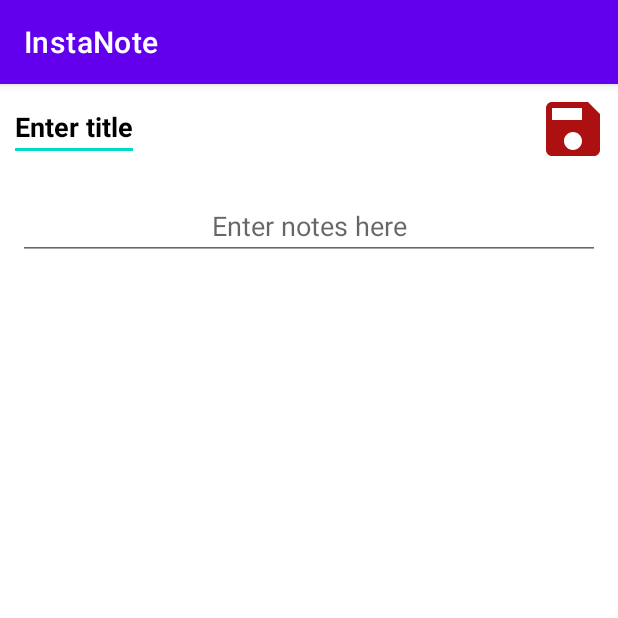
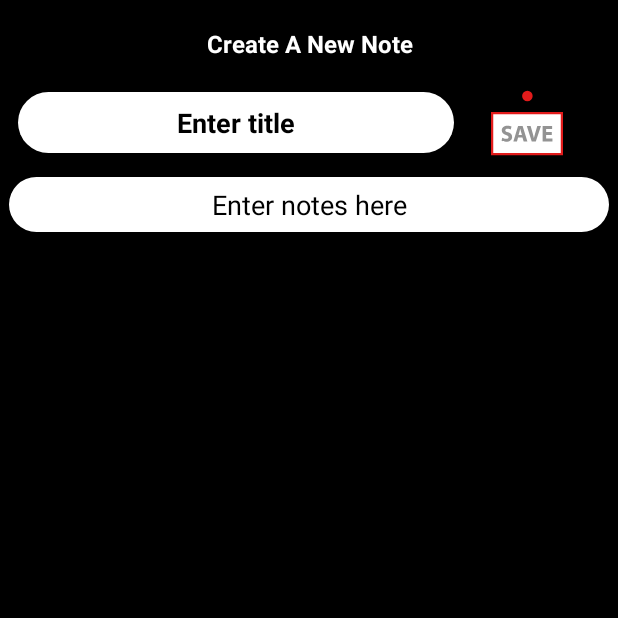
Before and after one commit to animatedAnand/InstaNote, an Android app: the screen it shows after launch (CreateNoteActivity), after a tap on an icon or button, on a phone screen of 412 x 824 dp, the top half of it. Run offline under Robolectric (Android 15) with nearby library versions, the phone set to English and light mode, and no system bars; our stand-ins replace Room's generated code.

Commit message:
UI Enhanced

```diff
--- a/app/src/main/AndroidManifest.xml
+++ b/app/src/main/AndroidManifest.xml
@@ -10,10 +10,10 @@
         android:supportsRtl="true"
         android:theme="@style/Theme.InstaNote">
         <activity
-            android:name=".CreateNoteActivity"
+            android:name=".Activity.CreateNoteActivity"
             android:exported="false" />
         <activity
-            android:name=".MainActivity"
+            android:name=".Activity.MainActivity"
             android:exported="true">
             <intent-filter>
                 <action android:name="android.intent.action.MAIN" />
--- a/app/src/main/java/com/example/instanote/CreateNoteActivity.java
+++ b/app/src/main/java/com/example/instanote/Activity/CreateNoteActivity.java
@@ -1,4 +1,4 @@
-package com.example.instanote;
+package com.example.instanote.Activity;
 
 import androidx.appcompat.app.AppCompatActivity;
 
@@ -24,6 +24,7 @@ public class CreateNoteActivity extends AppCompatActivity {
         super.onCreate(savedInstanceState);
         binder = ActivityCreateNoteBinding.inflate(getLayoutInflater());
         setContentView(binder.getRoot());
+        getSupportActionBar().hide();
         note = new NotesModel();
         try {
             note = (NotesModel) getIntent().getSerializableExtra("old_note");
--- a/app/src/main/java/com/example/instanote/MainActivity.java
+++ b/app/src/main/java/com/example/instanote/Activity/MainActivity.java
@@ -1,11 +1,10 @@
-package com.example.instanote;
+package com.example.instanote.Activity;
 
 import androidx.annotation.Nullable;
 import androidx.appcompat.app.AppCompatActivity;
 import androidx.appcompat.widget.SearchView;
 import androidx.cardview.widget.CardView;
 import androidx.recyclerview.widget.LinearLayoutManager;
-import androidx.recyclerview.widget.RecyclerView;
 import androidx.recyclerview.widget.StaggeredGridLayoutManager;
 
 import android.app.Activity;
@@ -17,9 +16,10 @@ import android.widget.PopupMenu;
 import android.widget.Toast;
 
 import com.example.instanote.Adapter.NotesAdapter;
-import com.example.instanote.Database.MainDAO;
 import com.example.instanote.Database.RoomDB;
 import com.example.instanote.Models.NotesModel;
+import com.example.instanote.Interface.NotesClickListener;
+import com.example.instanote.R;
 import com.example.instanote.databinding.ActivityMainBinding;
 
 import java.util.ArrayList;
@@ -31,11 +31,19 @@ public class MainActivity extends AppCompatActivity implements PopupMenu.OnMenuI
     RoomDB database;
     NotesModel selected_note;
     List<NotesModel> list=new ArrayList<>();
+
+    @Override
+    protected void onResume() {
+        super.onResume();
+        adapter.notifyDataSetChanged();
+    }
+
     @Override
     protected void onCreate(Bundle savedInstanceState) {
         super.onCreate(savedInstanceState);
         binder=ActivityMainBinding.inflate(getLayoutInflater());
         setContentView(binder.getRoot());
+        getSupportActionBar().hide();
 
         database=RoomDB.getInstance(this);
         list= database.mainDAO().getall();
@@ -45,7 +53,7 @@ public class MainActivity extends AppCompatActivity implements PopupMenu.OnMenuI
         binder.fabAddNote.setOnClickListener(new View.OnClickListener() {
             @Override
             public void onClick(View view) {
-                Intent intent=new Intent(MainActivity.this,CreateNoteActivity.class);
+                Intent intent=new Intent(MainActivity.this, CreateNoteActivity.class);
                 startActivityForResult(intent,101);
             }
         });
--- a/app/src/main/java/com/example/instanote/Adapter/NotesAdapter.java
+++ b/app/src/main/java/com/example/instanote/Adapter/NotesAdapter.java
@@ -14,7 +14,7 @@ import androidx.cardview.widget.CardView;
 import androidx.recyclerview.widget.RecyclerView;
 
 import com.example.instanote.Models.NotesModel;
-import com.example.instanote.NotesClickListener;
+import com.example.instanote.Interface.NotesClickListener;
 import com.example.instanote.R;
 
 import java.util.ArrayList;
@@ -79,6 +79,7 @@ public class NotesAdapter extends RecyclerView.Adapter<NotesViewHolder> {
         color_code.add(R.color.color4);
         color_code.add(R.color.color5);
         color_code.add(R.color.color6);
+        color_code.add(R.color.color7);
 
         Random random=new Random();
         int random_color=random.nextInt(color_code.size());
--- a/app/src/main/java/com/example/instanote/NotesClickListener.java
+++ b/app/src/main/java/com/example/instanote/Interface/NotesClickListener.java
@@ -1,4 +1,4 @@
-package com.example.instanote;
+package com.example.instanote.Interface;
 
 import androidx.cardview.widget.CardView;
 
--- a/app/src/main/res/drawable/ic_pin.xml
+++ b/app/src/main/res/drawable/ic_pin.xml
@@ -1,6 +1,9 @@
-<vector android:height="24dp" android:tint="#AD1010"
-    android:viewportHeight="24" android:viewportWidth="24"
-    android:width="24dp" xmlns:android="http://schemas.android.com/apk/res/android">
-    <path android:fillColor="@android:color/white"
-        android:fillType="evenOdd" android:pathData="M16,9V4l1,0c0.55,0 1,-0.45 1,-1v0c0,-0.55 -0.45,-1 -1,-1H7C6.45,2 6,2.45 6,3v0c0,0.55 0.45,1 1,1l1,0v5c0,1.66 -1.34,3 -3,3h0v2h5.97v7l1,1l1,-1v-7H19v-2h0C17.34,12 16,10.66 16,9z"/>
+<vector xmlns:android="http://schemas.android.com/apk/res/android"
+    android:width="24dp"
+    android:height="24dp"
+    android:viewportWidth="24"
+    android:viewportHeight="24">
+  <path
+      android:pathData="M13.5538,2.6623C14.4174,1.8531 15.75,1.8566 16.6089,2.6421L16.7341,2.7658L21.4991,7.8513C21.6191,7.9794 21.7237,8.1211 21.8108,8.2734C22.4005,9.3055 22.0832,10.6078 21.1103,11.2587L20.9736,11.3433L16.0771,14.1413C15.9593,14.2086 15.8626,14.3062 15.7964,14.4232L15.7526,14.5144L13.9505,19.028C13.7641,19.4949 13.1888,19.6418 12.8033,19.3497L12.7237,19.2804L9.486,16.0442L4.5349,21.0033L3.47,21L3.472,19.9449L8.425,14.9832L5.2201,11.7804C4.8645,11.425 4.9564,10.8384 5.3769,10.5992L5.4719,10.5535L9.9672,8.7569C10.0987,8.7044 10.2119,8.616 10.2946,8.5028L10.3506,8.4134L13.1069,3.2454C13.2229,3.0279 13.3739,2.8309 13.5538,2.6623Z"
+      android:fillColor="#212121"/>
 </vector>
--- a/app/src/main/res/drawable/ic_save.xml
+++ b/app/src/main/res/drawable/ic_save.xml
@@ -1,5 +1,11 @@
-<vector android:height="24dp" android:tint="#AD1010"
-    android:viewportHeight="24" android:viewportWidth="24"
-    android:width="24dp" xmlns:android="http://schemas.android.com/apk/res/android">
-    <path android:fillColor="@android:color/white" android:pathData="M17,3L5,3c-1.11,0 -2,0.9 -2,2v14c0,1.1 0.89,2 2,2h14c1.1,0 2,-0.9 2,-2L21,7l-4,-4zM12,19c-1.66,0 -3,-1.34 -3,-3s1.34,-3 3,-3 3,1.34 3,3 -1.34,3 -3,3zM15,9L5,9L5,5h10v4z"/>
+<vector android:height="24dp" android:viewportHeight="512"
+    android:viewportWidth="512" android:width="24dp" xmlns:android="http://schemas.android.com/apk/res/android">
+    <path android:fillColor="#FF000000" android:pathData="M104,198.384l-10.56,-12.032l165.376,-145.032l159.624,145.128l-10.752,11.848l-149.064,-135.536z"/>
+    <path android:fillColor="#E21B1B" android:pathData="M258.72,64.496m-37.48,0a37.48,37.48 0,1 1,74.96 0a37.48,37.48 0,1 1,-74.96 0"/>
+    <path android:fillColor="#FFFFFF" android:pathData="M8,185.216h496v291.744h-496z"/>
+    <path android:fillColor="#E21B1B" android:pathData="M496,193.248v275.736H16V193.248H496M512,177.248H0v307.736h512V177.248L512,177.248z"/>
+    <path android:fillColor="#939393" android:pathData="M80.12,361.648c6.656,3.408 16.872,6.816 27.432,6.816c11.352,0 17.36,-4.712 17.36,-11.856c0,-6.816 -5.192,-10.704 -18.344,-15.424c-18.184,-6.328 -30.024,-16.384 -30.024,-32.296c0,-18.656 15.576,-32.944 41.384,-32.944c12.328,0 21.424,2.6 27.912,5.52l-5.52,19.952c-4.376,-2.104 -12.168,-5.184 -22.872,-5.184c-10.712,0 -15.912,4.864 -15.912,10.544c0,6.976 6.168,10.056 20.288,15.408c19.32,7.144 28.4,17.208 28.4,32.624c0,18.344 -14.112,33.92 -44.136,33.92c-12.496,0 -24.832,-3.248 -31,-6.656L80.12,361.648z"/>
+    <path android:fillColor="#939393" android:pathData="M192.448,359.048l-7.792,28.08h-25.64l33.432,-109.384h32.456l33.92,109.384h-26.616l-8.44,-28.08H192.448zM220.2,340.544l-6.816,-23.208c-1.944,-6.488 -3.896,-14.6 -5.52,-21.088h-0.32c-1.624,6.488 -3.248,14.76 -5.032,21.088l-6.488,23.208H220.2z"/>
+    <path android:fillColor="#939393" android:pathData="M289.68,387.128l-35.048,-109.384h27.104l13.304,46.264c3.728,12.976 7.136,25.48 9.728,39.104h0.488c2.76,-13.136 6.168,-26.128 9.896,-38.624l13.968,-46.736h26.288L318.56,387.128H289.68z"/>
+    <path android:fillColor="#939393" android:pathData="M432.2,340.88h-40.24v25.968h44.952v20.288h-69.784V277.744h67.512v20.296h-42.68v22.712h40.24V340.88z"/>
 </vector>
--- /dev/null
+++ b/app/src/main/res/drawable/search_view_bg.xml
@@ -0,0 +1,5 @@
+<?xml version="1.0" encoding="utf-8"?>
+<shape android:shape="rectangle" xmlns:android="http://schemas.android.com/apk/res/android">
+<solid android:color="@color/white"/>
+<corners android:radius="40dp"/>
+</shape>
--- a/app/src/main/res/layout/activity_create_note.xml
+++ b/app/src/main/res/layout/activity_create_note.xml
@@ -5,35 +5,58 @@
     android:layout_width="match_parent"
     android:layout_height="match_parent"
     android:orientation="vertical"
-    tools:context=".CreateNoteActivity">
+    android:padding="6dp"
+    android:background="@color/black"
+    tools:context=".Activity.CreateNoteActivity">
 
-    <RelativeLayout
+    <TextView
+        android:id="@+id/tv_insta_note"
+        android:layout_width="match_parent"
+        android:layout_height="wrap_content"
+        android:gravity="center_horizontal"
+        android:padding="12dp"
+        android:text="Create A New Note"
+        android:textColor="@color/white"
+        android:textSize="16sp"
+        android:textStyle="bold" />
+
+    <LinearLayout
         android:layout_width="match_parent"
         android:layout_height="wrap_content"
         android:gravity="center_vertical"
+        android:weightSum="4"
         android:layout_margin="6dp">
+
         <EditText
             android:id="@+id/et_title"
-            android:layout_width="wrap_content"
+            android:layout_width="0dp"
+            android:layout_weight="3"
+            android:background="@drawable/search_view_bg"
             android:layout_height="wrap_content"
             android:hint="Enter title"
+            android:gravity="center"
+            android:textColor="@color/black"
             android:textColorHint="@color/black"
-            android:textColor="@color/black"
-            android:textStyle="bold"/>
+            android:padding="8dp"
+            android:textStyle="bold" />
         <ImageView
             android:id="@+id/iv_save_note"
-            android:layout_width="48dp"
+            android:layout_width="0dp"
             android:layout_height="48dp"
-            android:src="@drawable/ic_save"
-            android:layout_alignParentRight="true"/>
-    </RelativeLayout>
+            android:layout_weight="1"
+            android:src="@drawable/ic_save"/>
+    </LinearLayout>
 
     <EditText
         android:id="@+id/et_notes"
         android:layout_width="match_parent"
         android:layout_height="wrap_content"
+        android:background="@drawable/search_view_bg"
         android:hint="Enter notes here"
+        android:padding="6dp"
+        android:textColorHint="@color/black"
+        android:textColor="@color/black"
         android:gravity="center_horizontal"
-        android:layout_margin="12dp"/>
+        android:layout_marginVertical="6dp"/>
 
 </LinearLayout>
--- a/app/src/main/res/values/colors.xml
+++ b/app/src/main/res/values/colors.xml
@@ -10,8 +10,10 @@
 
     <color name="color1">#F44336</color>
     <color name="color2">#FFC107</color>
-    <color name="color3">#B61B1B</color>
+    <color name="color3">#009688</color>
     <color name="color4">#3F51B5</color>
-    <color name="color5">#009688</color>
-    <color name="color6">#03A9F4</color>
+    <color name="color5">#9C27B0</color>
+    <color name="color6">#FF9800</color>
+    <color name="color7">#FF5722</color>
+
 </resources>
```
Also changed, not shown: app/src/main/res/layout/activity_main.xml (+22 -5 lines), app/src/main/res/layout/note_item_layout.xml (+13 -11 lines).
